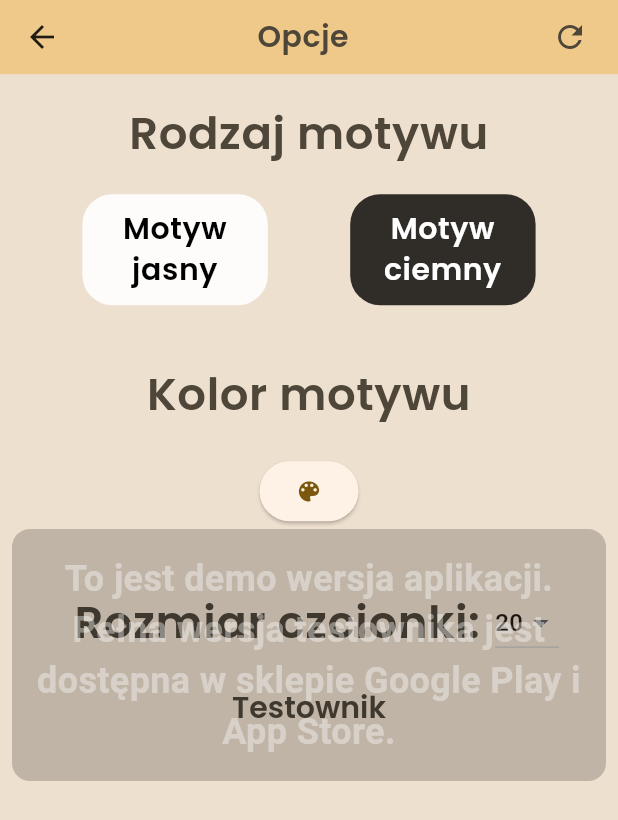
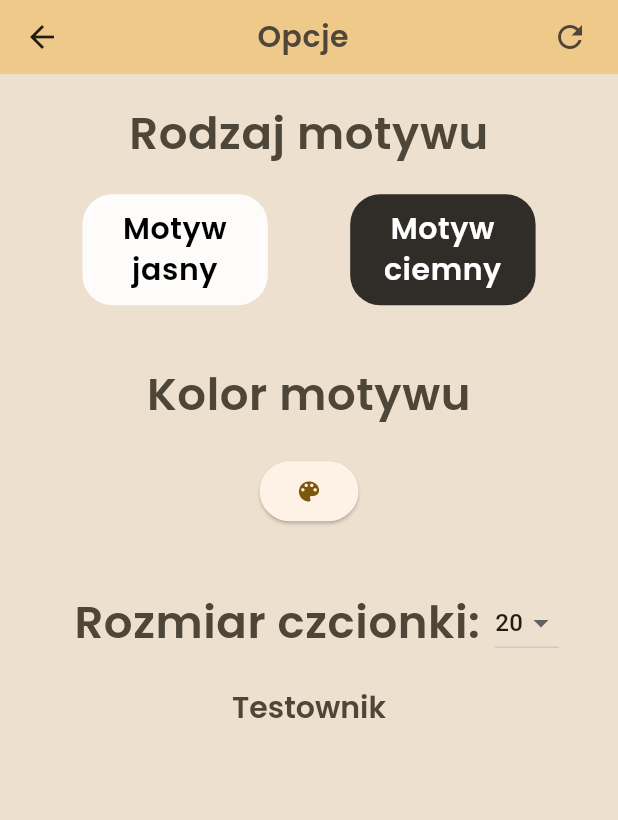
Before and after one commit to Tinczo/testownik, a Flutter app: the OptionScreen screen opened directly, on a phone screen of 412 x 824 dp. Shown: the top 820 px of the screen. Run offline on Flutter 3.47's test engine with Material 3 defaults, Android fonts, the light colour scheme and no system bars; our stand-ins replace audioplayers, dotted_border, file_picker, flutter_colorpicker, font_awesome_flutter, google_fonts and 3 more; accounts and stored records are empty.

Commit message:
Remove install full dialog

```diff
--- a/lib/widgets/dialogs/demo_version_dialog.dart
+++ b/lib/widgets/dialogs/demo_version_dialog.dart
@@ -5,31 +5,32 @@ class DemoVersionDialog extends StatelessWidget {
 
   @override
   Widget build(BuildContext context) {
-    return Positioned.fill(
-      child: IgnorePointer(
-        ignoring: true, // sprawia, że dotyk przechodzi do elementów pod spodem
-        child: Center(
-          child: Padding(
-            padding: const EdgeInsets.all(8.0),
-            child: Container(
-              padding: const EdgeInsets.all(16),
-              decoration: BoxDecoration(
-                color: Colors.black.withAlpha(50),
-                borderRadius: BorderRadius.circular(12),
-              ),
-              child: Text(
-                "To jest demo wersja aplikacji.\nPełna wersja testownika jest dostępna w sklepie Google Play i App Store.",
-                textAlign: TextAlign.center,
-                style: TextStyle(
-                  color: Colors.white.withAlpha(100),
-                  fontSize: 24,
-                  fontWeight: FontWeight.bold,
-                ),
-              ),
-            ),
-          ),
-        ),
-      ),
-    );
+    return const SizedBox();
+    // return Positioned.fill(
+    //   child: IgnorePointer(
+    //     ignoring: true, // sprawia, że dotyk przechodzi do elementów pod spodem
+    //     child: Center(
+    //       child: Padding(
+    //         padding: const EdgeInsets.all(8.0),
+    //         child: Container(
+    //           padding: const EdgeInsets.all(16),
+    //           decoration: BoxDecoration(
+    //             color: Colors.black.withAlpha(50),
+    //             borderRadius: BorderRadius.circular(12),
+    //           ),
+    //           child: Text(
+    //             "To jest demo wersja aplikacji.\nPełna wersja testownika jest dostępna w sklepie Google Play i App Store.",
+    //             textAlign: TextAlign.center,
+    //             style: TextStyle(
+    //               color: Colors.white.withAlpha(100),
+    //               fontSize: 24,
+    //               fontWeight: FontWeight.bold,
+    //             ),
+    //           ),
+    //         ),
+    //       ),
+    //     ),
+    //   ),
+    // );
   }
 }
```
